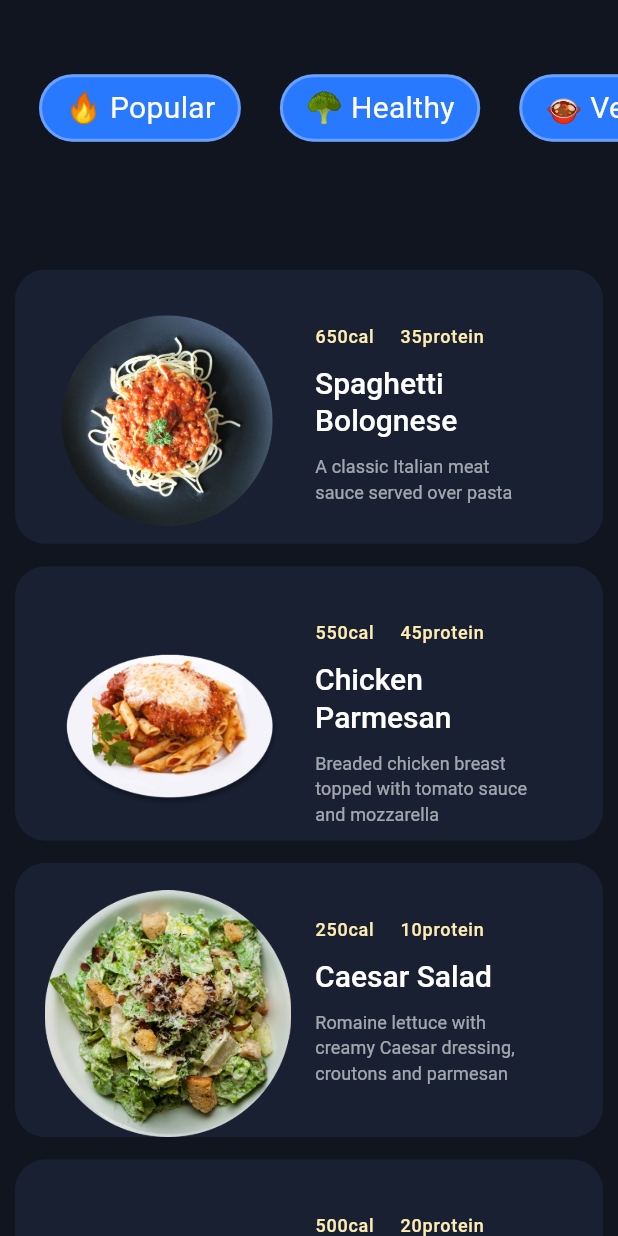
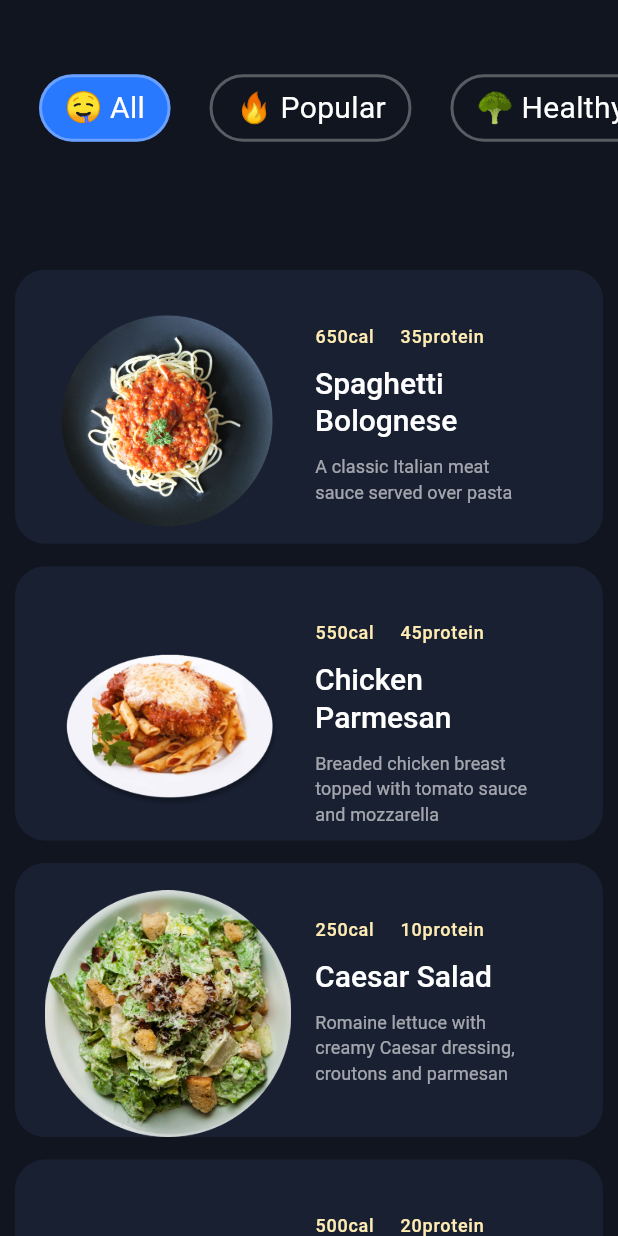
Before and after one commit to Sumanmali019/recipe_app, a Flutter app: the HomeScreen screen opened by its route, on a phone screen of 412 x 824 dp. Run offline on Flutter 3.47's test engine with Material 3 defaults, Android fonts, the phone set to English and light mode, and no system bars; drawn by our look-alikes of flutter_animate; our stand-ins replace flex_color_scheme, get, google_fonts, shimmer, sliding_up_panel, timelines.

Commit message:
new_chnages_done

```diff
--- a/lib/domain/model/recipe.dart
+++ b/lib/domain/model/recipe.dart
@@ -1,5 +1,4 @@
-import 'package:freezed_annotation/freezed_annotation.dart';
-
+import 'package:json_annotation/json_annotation.dart';
 part 'recipe.g.dart';
 
 @JsonSerializable(explicitToJson: true)
--- a/lib/presentation/catgeory/widgets/catgeory_widgets.dart
+++ b/lib/presentation/catgeory/widgets/catgeory_widgets.dart
@@ -1,17 +1,26 @@
 // ignore_for_file: public_member_api_docs, sort_constructors_first
 import 'package:flutter/material.dart';
 import 'package:flutter_animate/flutter_animate.dart';
+import 'package:get/get.dart';
 import 'package:recepi_application/presentation/catgeory/widgets/catgeoy_list_widget.dart';
+import 'package:recepi_application/presentation/home/controllers/home.controller.dart';
 
-class AnimatedCategoryList extends StatelessWidget {
+class AnimatedCategoryList extends GetView<HomeController> {
   final BoxConstraints constraints;
   final Duration categoryListPlayDuration;
   final Duration categoryListDelayDuration;
+  final Function(String) onCategorySelected;
+  final String selectedCategory;
+  final List<FoodCategoryWidget> categories;
+
   const AnimatedCategoryList({
     Key? key,
     required this.constraints,
     required this.categoryListPlayDuration,
     required this.categoryListDelayDuration,
+    required this.onCategorySelected,
+    required this.selectedCategory,
+    required this.categories,
   }) : super(key: key);
 
   @override
@@ -20,26 +29,30 @@ class AnimatedCategoryList extends StatelessWidget {
         top: constraints.maxHeight * 0.06,
         height: 45,
         width: constraints.maxWidth,
-        child: ListView(
+        child: Obx(() {
+          return ListView(
             scrollDirection: Axis.horizontal,
             padding: const EdgeInsets.only(left: 16, right: 16),
             children: List.generate(
-              _categories.length,
+                categories.length,
                 (index) => Padding(
                       padding: const EdgeInsets.only(left: 10, right: 16),
-                    child: _categories[index],
+                      child: GestureDetector(
+                        onTap: () => onCategorySelected(categories[index].name),
+                        child: FoodCategoryWidget(
+                          icon: categories[index].icon,
+                          name: categories[index].name,
+                          isSelected: categories[index].name.toLowerCase() ==
+                              selectedCategory
+                                  .toLowerCase(),
+                        ),
+                      ),
                     )).animate().slideX(
                 duration: categoryListPlayDuration,
                 begin: 3,
                 end: 0,
                 curve: Curves.easeInOutSine),
-        ));
+          );
+        }));
   }
 }
-
-const _categories = [
-  FoodCategoryWidget(icon: "🔥", name: "Popular"),
-  FoodCategoryWidget(icon: "🥦", name: "Healthy"),
-  FoodCategoryWidget(icon: "🍲", name: "Veginarian"),
-  FoodCategoryWidget(icon: "🍿", name: "Diet"),
-];
--- a/lib/presentation/catgeory/widgets/catgeoy_list_widget.dart
+++ b/lib/presentation/catgeory/widgets/catgeoy_list_widget.dart
@@ -4,9 +4,11 @@ import 'package:flutter/material.dart';
 class FoodCategoryWidget extends StatelessWidget {
   final String icon;
   final String name;
+  final bool isSelected;
   const FoodCategoryWidget({
     Key? key,
     required this.icon,
+    this.isSelected = false,
     required this.name,
   }) : super(key: key);
 
@@ -15,7 +17,7 @@ class FoodCategoryWidget extends StatelessWidget {
     return Container(
       padding: const EdgeInsets.symmetric(horizontal: 15),
       decoration: BoxDecoration(
-        color: Colors.blueAccent.shade400,
+        color: isSelected ? Colors.blueAccent.shade400 : Colors.transparent,
         border: Border.all(color: Colors.white30, width: 2),
         borderRadius: BorderRadius.circular(25),
       ),
--- a/lib/presentation/home/controllers/home.controller.dart
+++ b/lib/presentation/home/controllers/home.controller.dart
@@ -2,20 +2,36 @@ import 'dart:convert';
 
 import 'package:flutter/services.dart';
 import 'package:flutter_animate/flutter_animate.dart';
-import 'package:get/get.dart';
+import 'package:get/get_rx/get_rx.dart';
+import 'package:get/get_state_manager/src/simple/get_controllers.dart';
 import 'package:recepi_application/domain/model/recipe.dart';
+import 'package:recepi_application/presentation/catgeory/widgets/catgeoy_list_widget.dart';
 
 class HomeController extends GetxController {
-  var recipes = RxList<Recipe>();
+  var allRecipes = RxList<Recipe>(); // This will hold all the recipes.
+  var recipes =
+      RxList<Recipe>(); // This will hold the filtered recipes for display.
   var isLoading = true.obs;
   var errorMessage = ''.obs;
   var showRecipeList = true.obs;
-  var selectedCategory = ''.obs;
+  var currentCategory = 'All'.obs;
+
+  final List<FoodCategoryWidget> categories = [
+    const FoodCategoryWidget(
+      icon: "🤤",
+      name: "All",
+      isSelected: true,
+    ),
+    const FoodCategoryWidget(icon: "🔥", name: "Popular"),
+    const FoodCategoryWidget(icon: "🥦", name: "Healthy"),
+    const FoodCategoryWidget(icon: "🍲", name: "Vegetarian"),
+    const FoodCategoryWidget(icon: "🍿", name: "Diet"),
+  ].obs;
 
   @override
   void onInit() {
     super.onInit();
-    Future.delayed(2550.ms, () => changeListVisibility());
+    Future.delayed(4550.ms, () => changeListVisibility());
     loadRecipes();
   }
 
@@ -23,11 +39,26 @@ class HomeController extends GetxController {
     showRecipeList(true);
   }
 
+  void setCurrentCategory(String category) {
+    currentCategory(category);
+    if (category == 'All') {
+      recipes.assignAll(allRecipes);
+    } else {
+      var filteredRecipes = allRecipes
+          .where((recipe) =>
+              recipe.category.toLowerCase() == category.toLowerCase())
+          .toList();
+      recipes.assignAll(filteredRecipes);
+    }
+  }
+
   Future<void> loadRecipes({String filePath = "assets/recipes.json"}) async {
     try {
       isLoading(true);
       final fetchedRecipes = await fetchRecipes(filePath);
-      recipes.assignAll(fetchedRecipes);
+      allRecipes.assignAll(
+          fetchedRecipes); // Store all fetched recipes in allRecipes.
+      recipes.assignAll(fetchedRecipes); // Initially display all recipes.
     } catch (e) {
       errorMessage(e.toString());
     } finally {
@@ -39,7 +70,6 @@ class HomeController extends GetxController {
     try {
       final response = await rootBundle.loadString(filePath);
       final data = jsonDecode(response) as List;
-      print(data.map((e) => Recipe.fromJson(e).category));
       return data.map((e) => Recipe.fromJson(e)).toList();
     } catch (e) {
       throw Exception('Failed to load recipes: $e');
--- a/lib/presentation/home/home.screen.dart
+++ b/lib/presentation/home/home.screen.dart
@@ -3,6 +3,7 @@ import 'package:flutter_animate/flutter_animate.dart';
 
 import 'package:get/get.dart';
 import 'package:recepi_application/presentation/catgeory/widgets/catgeory_widgets.dart';
+import 'package:recepi_application/presentation/catgeory/widgets/catgeoy_list_widget.dart';
 import 'package:recepi_application/presentation/home/wiget/animated_recepiwidget.dart';
 import 'package:recepi_application/presentation/home/wiget/home_saffold.dart';
 
@@ -28,6 +29,10 @@ class HomeScreen extends GetView<HomeController> {
             constraints: constraints,
             categoryListPlayDuration: categoryListPlayDuration,
             categoryListDelayDuration: categoryListDelayDuration,
+            onCategorySelected:
+                controller.setCurrentCategory, // Pass the callback
+            selectedCategory: controller.currentCategory.value,
+            categories: controller.categories,
           ),
           Positioned.fill(
               top: constraints.maxHeight * 0.20,
```
Also changed, not shown: assets/recipes.json (+6 -6 lines). Lines whose indentation alone changed are shown as unchanged.
